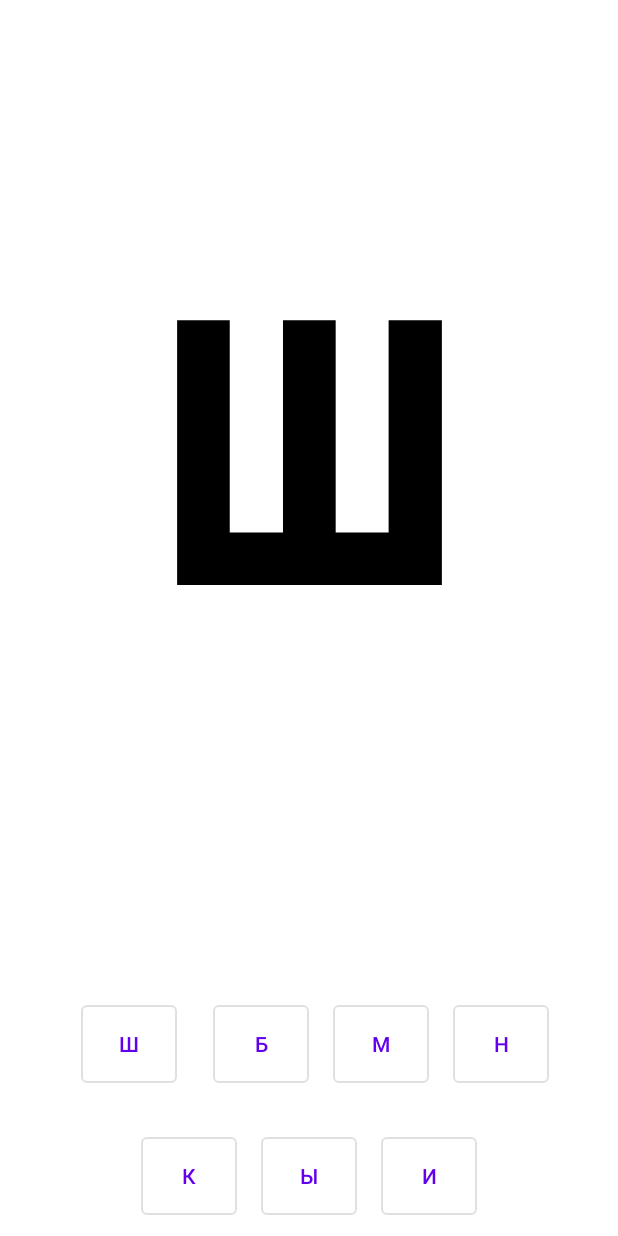
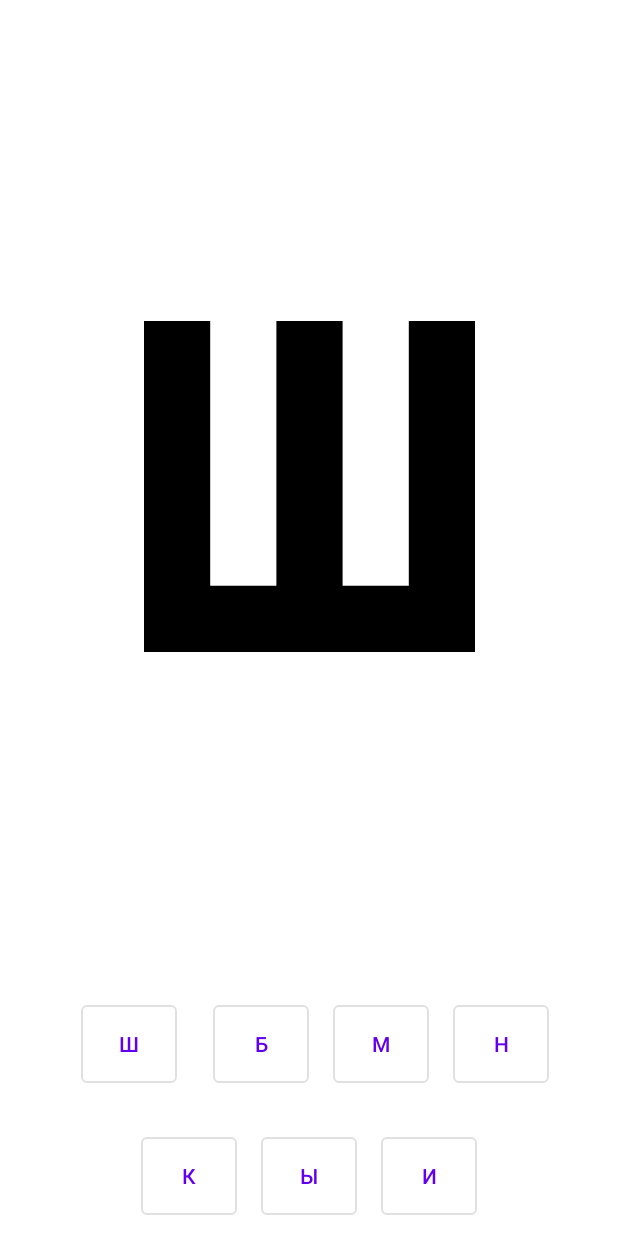
Before and after one commit to Exce11ent22/EyesDoctorApp, an Android app: the PairedDiagnosticsActivity screen opened directly, with no data from a screen before it, on a phone screen of 412 x 824 dp. Run offline under Robolectric (Android 15) with nearby library versions, the phone set to English and light mode, and no system bars.

Commit message:
Sivtsev font replaced with svg images

```diff
--- a/app/src/main/java/com/vsu/eyesdoctorapp/ui/diagnostics/DiagnosticsResultActivity.kt
+++ b/app/src/main/java/com/vsu/eyesdoctorapp/ui/diagnostics/DiagnosticsResultActivity.kt
@@ -3,8 +3,11 @@ package com.vsu.eyesdoctorapp.ui.diagnostics
 import androidx.appcompat.app.AppCompatActivity
 import android.os.Bundle
 import com.vsu.eyesdoctorapp.R
+import com.vsu.eyesdoctorapp.service.diagnostics.LetterScale
+import com.vsu.eyesdoctorapp.service.diagnostics.SequenceGenerator
 
 class DiagnosticsResultActivity : AppCompatActivity() {
+
     override fun onCreate(savedInstanceState: Bundle?) {
         super.onCreate(savedInstanceState)
         setContentView(R.layout.activity_diagnostics_result)
--- a/app/src/main/java/com/vsu/eyesdoctorapp/ui/diagnostics/PairedDiagnosticsActivity.kt
+++ b/app/src/main/java/com/vsu/eyesdoctorapp/ui/diagnostics/PairedDiagnosticsActivity.kt
@@ -3,6 +3,7 @@ package com.vsu.eyesdoctorapp.ui.diagnostics
 import androidx.appcompat.app.AppCompatActivity
 import android.os.Bundle
 import android.widget.Button
+import android.widget.ImageView
 import android.widget.TextView
 import com.vsu.eyesdoctorapp.R
 
@@ -14,25 +15,25 @@ class PairedDiagnosticsActivity : AppCompatActivity() {
         setContentView(R.layout.activity_paired_diagnostics)
 
         findViewById<Button>(R.id.btn_letter_sh).setOnClickListener {
-            findViewById<TextView>(R.id.tv_main_letter).text = "Ш"
+            findViewById<ImageView>(R.id.iv_main_letter).setImageResource(R.drawable.im_letter_sh)
         }
         findViewById<Button>(R.id.btn_letter_b).setOnClickListener {
-            findViewById<TextView>(R.id.tv_main_letter).text = "Б"
+            findViewById<ImageView>(R.id.iv_main_letter).setImageResource(R.drawable.im_letter_b)
         }
         findViewById<Button>(R.id.btn_letter_m).setOnClickListener {
-            findViewById<TextView>(R.id.tv_main_letter).text = "М"
+            findViewById<ImageView>(R.id.iv_main_letter).setImageResource(R.drawable.im_letter_m)
         }
         findViewById<Button>(R.id.btn_letter_n).setOnClickListener {
-            findViewById<TextView>(R.id.tv_main_letter).text = "Н"
+            findViewById<ImageView>(R.id.iv_main_letter).setImageResource(R.drawable.im_letter_n)
         }
         findViewById<Button>(R.id.btn_letter_k).setOnClickListener {
-            findViewById<TextView>(R.id.tv_main_letter).text = "К"
+            findViewById<ImageView>(R.id.iv_main_letter).setImageResource(R.drawable.im_letter_k)
         }
         findViewById<Button>(R.id.btn_letter_bi).setOnClickListener {
-            findViewById<TextView>(R.id.tv_main_letter).text = "Ы"
+            findViewById<ImageView>(R.id.iv_main_letter).setImageResource(R.drawable.im_letter_bi)
         }
         findViewById<Button>(R.id.btn_letter_i).setOnClickListener {
-            findViewById<TextView>(R.id.tv_main_letter).text = "И"
+            findViewById<ImageView>(R.id.iv_main_letter).setImageResource(R.drawable.im_letter_i)
         }
     }
 }
--- /dev/null
+++ b/app/src/main/res/drawable/im_letter_b.xml
@@ -0,0 +1,12 @@
+<vector xmlns:android="http://schemas.android.com/apk/res/android"
+    android:width="1000dp"
+    android:height="1000dp"
+    android:viewportWidth="264.58"
+    android:viewportHeight="264.58">
+  <path
+      android:pathData="M-0,-0L-0,264.58L185.21,264.58c43.84,0 79.37,-35.56 79.37,-79.39 -0,-43.83 -35.53,-79.36 -79.37,-79.36L52.9,105.83L52.9,52.93L264.58,52.93L264.58,-0ZM52.9,158.76L185.21,158.76c14.62,0 26.47,11.82 26.47,26.43 0,14.61 -11.85,26.47 -26.47,26.47L52.9,211.65Z"
+      android:strokeWidth="0.352778"
+      android:fillColor="#000000"
+      android:strokeColor="#00000000"
+      android:fillType="evenOdd"/>
+</vector>
--- /dev/null
+++ b/app/src/main/res/drawable/im_letter_bi.xml
@@ -0,0 +1,12 @@
+<vector xmlns:android="http://schemas.android.com/apk/res/android"
+    android:width="1000dp"
+    android:height="1000dp"
+    android:viewportWidth="264.58"
+    android:viewportHeight="264.58">
+  <path
+      android:pathData="M-0,0.03L-0,264.58L105.78,264.58c43.82,0 79.39,-35.58 79.39,-79.39 0,-43.85 -35.56,-79.38 -79.39,-79.38L52.99,105.81L52.99,0.03ZM52.99,158.8h52.79c14.61,0 26.6,11.79 26.6,26.4 0,14.61 -11.99,26.4 -26.6,26.4L52.99,211.59ZM211.68,264.54h52.9L264.58,-0h-52.9z"
+      android:strokeWidth="0.352778"
+      android:fillColor="#000000"
+      android:strokeColor="#00000000"
+      android:fillType="evenOdd"/>
+</vector>
--- /dev/null
+++ b/app/src/main/res/drawable/im_letter_i.xml
@@ -0,0 +1,14 @@
+<vector xmlns:android="http://schemas.android.com/apk/res/android"
+    android:width="1000dp"
+    android:height="1000dp"
+    android:viewportWidth="264.58"
+    android:viewportHeight="264.58">
+  <path
+      android:pathData="M211.67,0 L56.22,181.9 52.92,188.52L52.92,0L-0,0L-0,264.58L52.92,264.58l155.44,-181.9 3.31,-6.61v188.52h52.92L264.58,0Z"
+      android:strokeLineJoin="miter"
+      android:strokeWidth="1.25"
+      android:fillColor="#000000"
+      android:strokeColor="#00000000"
+      android:fillType="nonZero"
+      android:strokeLineCap="butt"/>
+</vector>
--- /dev/null
+++ b/app/src/main/res/drawable/im_letter_k.xml
@@ -0,0 +1,12 @@
+<vector xmlns:android="http://schemas.android.com/apk/res/android"
+    android:width="1000dp"
+    android:height="1000dp"
+    android:viewportWidth="264.58"
+    android:viewportHeight="264.58">
+  <path
+      android:pathData="M0,0L0,264.58L52.85,264.58L52.85,158.78h92.7c13.23,-0 39.63,13.2 52.85,39.65 13.24,26.45 13.17,66.15 13.17,66.15h53.02c0,0 0.06,-52.86 -13.17,-79.31 -13.24,-26.46 -39.85,-52.98 -39.85,-52.98 0,0 26.6,-26.36 39.85,-52.82 13.23,-26.45 13.17,-79.48 13.17,-79.48h-53.02c0,0 0.08,39.71 -13.17,66.15 -13.22,26.44 -39.65,39.65 -52.85,39.65L52.85,105.8L52.85,0Z"
+      android:strokeWidth="0.352778"
+      android:fillColor="#000000"
+      android:strokeColor="#00000000"
+      android:fillType="evenOdd"/>
+</vector>
--- /dev/null
+++ b/app/src/main/res/drawable/im_letter_m.xml
@@ -0,0 +1,12 @@
+<vector xmlns:android="http://schemas.android.com/apk/res/android"
+    android:width="1000dp"
+    android:height="1000dp"
+    android:viewportWidth="264.58"
+    android:viewportHeight="264.58">
+  <path
+      android:pathData="M-0,-0L52.92,-0L132.29,198.44 211.67,-0h52.92L264.58,264.58h-52.92L211.67,132.29l-52.92,132.29h-52.92L52.92,132.29L52.92,264.58L-0,264.58Z"
+      android:strokeWidth="0.352778"
+      android:fillColor="#000000"
+      android:strokeColor="#00000000"
+      android:fillType="evenOdd"/>
+</vector>
--- /dev/null
+++ b/app/src/main/res/drawable/im_letter_n.xml
@@ -0,0 +1,12 @@
+<vector xmlns:android="http://schemas.android.com/apk/res/android"
+    android:width="1000dp"
+    android:height="1000dp"
+    android:viewportWidth="264.58"
+    android:viewportHeight="264.58">
+  <path
+      android:pathData="M0,264.58L52.91,264.58L52.91,158.75L211.66,158.75v105.83h52.92L264.58,0L211.66,0L211.66,105.83L52.91,105.83L52.91,0L0,0Z"
+      android:strokeWidth="0.352778"
+      android:fillColor="#000000"
+      android:strokeColor="#00000000"
+      android:fillType="evenOdd"/>
+</vector>
--- /dev/null
+++ b/app/src/main/res/drawable/im_letter_sh.xml
@@ -0,0 +1,12 @@
+<vector xmlns:android="http://schemas.android.com/apk/res/android"
+    android:width="1000dp"
+    android:height="1000dp"
+    android:viewportWidth="264.58"
+    android:viewportHeight="264.58">
+  <path
+      android:pathData="M0,264.58L264.58,264.58L264.58,-0L211.67,-0L211.67,211.67L158.75,211.67L158.75,-0L105.83,-0L105.83,211.67L52.92,211.67L52.92,-0L0,-0Z"
+      android:strokeWidth="0.352777"
+      android:fillColor="#000000"
+      android:strokeColor="#00000000"
+      android:fillType="evenOdd"/>
+</vector>
--- a/app/src/main/res/layout/activity_diagnostics_result.xml
+++ b/app/src/main/res/layout/activity_diagnostics_result.xml
@@ -6,4 +6,34 @@
     android:layout_height="match_parent"
     tools:context=".ui.diagnostics.DiagnosticsResultActivity">
 
+    <Button
+        android:id="@+id/btn_back"
+        style="@style/Widget.MaterialComponents.Button.Icon"
+        android:layout_width="wrap_content"
+        android:layout_height="wrap_content"
+        android:text="На главную"
+        android:textSize="12sp"
+        app:icon="@drawable/ic_arrow_left"
+        app:layout_constraintStart_toStartOf="parent"
+        app:layout_constraintTop_toTopOf="parent" />
+
+    <TextView
+        android:id="@+id/tv_result_percentage"
+        android:layout_width="wrap_content"
+        android:layout_height="wrap_content"
+        android:text="TextView"
+        app:layout_constraintBottom_toBottomOf="parent"
+        app:layout_constraintEnd_toEndOf="parent"
+        app:layout_constraintStart_toStartOf="parent"
+        app:layout_constraintTop_toTopOf="parent" />
+
+    <TextView
+        android:id="@+id/tv_result_text"
+        android:layout_width="wrap_content"
+        android:layout_height="wrap_content"
+        android:text="TextView"
+        app:layout_constraintEnd_toEndOf="parent"
+        app:layout_constraintStart_toStartOf="parent"
+        app:layout_constraintTop_toBottomOf="@+id/tv_result_percentage" />
+
 </androidx.constraintlayout.widget.ConstraintLayout>
--- a/app/src/main/res/layout/activity_paired_diagnostics.xml
+++ b/app/src/main/res/layout/activity_paired_diagnostics.xml
@@ -6,19 +6,16 @@
     android:layout_height="match_parent"
     tools:context=".ui.diagnostics.PairedDiagnosticsActivity">
 
-    <TextView
-        android:id="@+id/tv_main_letter"
-        android:layout_width="wrap_content"
-        android:layout_height="wrap_content"
-        android:fontFamily="@font/sivtsev"
-        android:gravity="center"
-        android:text="Ш"
-        android:textColor="@color/black"
-        android:textSize="35mm"
-        app:layout_constraintBottom_toTopOf="@id/ll_top"
+    <ImageView
+        android:id="@+id/iv_main_letter"
+        android:layout_width="35mm"
+        android:layout_height="35mm"
+        app:srcCompat="@drawable/im_letter_sh"
+        android:scaleType="fitCenter"
+        app:layout_constraintStart_toStartOf="parent"
         app:layout_constraintEnd_toEndOf="parent"
-        app:layout_constraintStart_toStartOf="parent"
-        app:layout_constraintTop_toTopOf="parent" />
+        app:layout_constraintTop_toTopOf="parent"
+        app:layout_constraintBottom_toTopOf="@id/ll_top"/>
 
     <LinearLayout
         android:id="@+id/ll_top"
```
